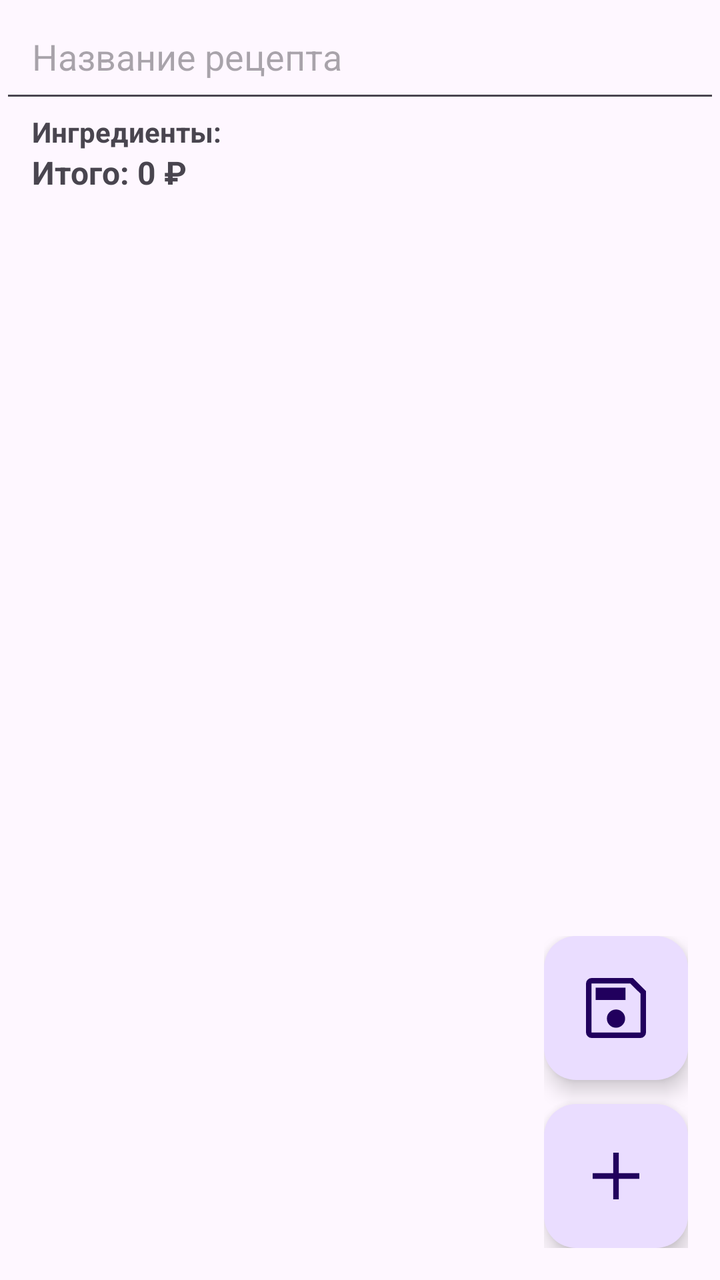
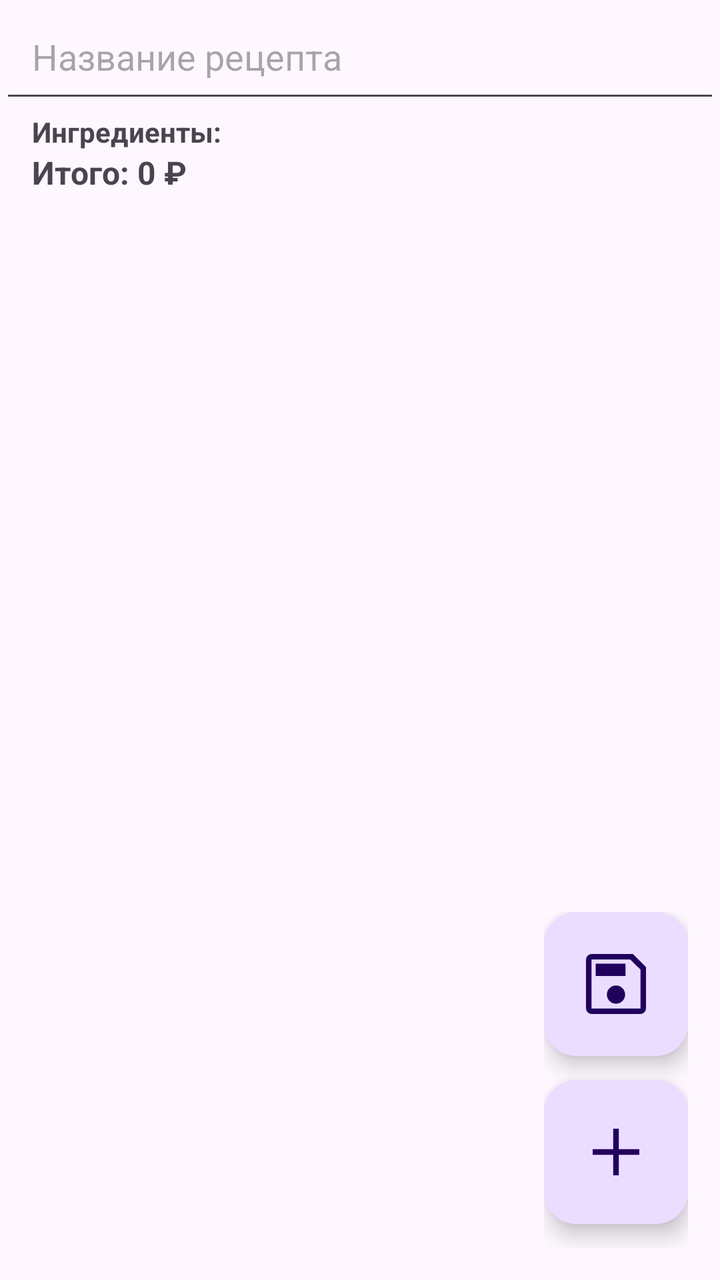

Two renders of the same Android screen: before a commit and after it. Below are the layout's source before the change and the commit's diff.
<!-- AndroidManifest.xml: application theme Theme.CondiCalc -->
<!-- res/layout/activity_add_recipe.xml -->
<?xml version="1.0" encoding="utf-8"?>
<FrameLayout xmlns:android="http://schemas.android.com/apk/res/android"
    xmlns:app="http://schemas.android.com/apk/res-auto"
    android:layout_width="match_parent"
    android:layout_height="match_parent"
    android:fitsSystemWindows="true">

    <LinearLayout
        android:layout_width="match_parent"
        android:layout_height="match_parent"
        android:orientation="vertical">

        <EditText
            android:id="@+id/recipeNameInput"
            android:layout_width="match_parent"
            android:layout_height="wrap_content"
            android:padding="16dp"
            android:hint="Название рецепта"
            android:inputType="textCapSentences" />

        <TextView
            android:layout_width="match_parent"
            android:layout_height="wrap_content"
            android:paddingStart="16dp"
            android:paddingEnd="16dp"
            android:text="Ингредиенты:"
            android:textStyle="bold" />

        <TextView
            android:id="@+id/totalText"
            android:layout_width="match_parent"
            android:layout_height="wrap_content"
            android:paddingStart="16dp"
            android:paddingEnd="16dp"
            android:paddingBottom="8dp"
            android:text="Итого: 0 ₽"
            android:textStyle="bold"
            android:textSize="16sp" />

        <androidx.recyclerview.widget.RecyclerView
            android:id="@+id/ingredientEditList"
            android:layout_width="match_parent"
            android:layout_height="0dp"
            android:layout_weight="1"
            android:paddingBottom="196dp"
            android:clipToPadding="false" />
    </LinearLayout>

    <LinearLayout
        android:layout_width="wrap_content"
        android:layout_height="wrap_content"
        android:layout_gravity="bottom|end"
        android:layout_margin="16dp"
        android:orientation="vertical">

        <com.google.android.material.floatingactionbutton.FloatingActionButton
            android:id="@+id/saveRecipeBtn"
            android:layout_width="wrap_content"
            android:layout_height="wrap_content"
            android:layout_marginBottom="12dp"
            android:contentDescription="Сохранить рецепт"
            app:fabCustomSize="72dp"
            app:maxImageSize="40dp"
            app:srcCompat="@drawable/ic_save" />

        <com.google.android.material.floatingactionbutton.FloatingActionButton
            android:id="@+id/addIngredientBtn"
            android:layout_width="wrap_content"
            android:layout_height="wrap_content"
            android:contentDescription="Добавить ингредиент"
            app:fabCustomSize="72dp"
            app:maxImageSize="40dp"
            app:srcCompat="@drawable/ic_add" />
    </LinearLayout>
</FrameLayout>
<!-- resources referenced by this layout -->
<resources>
  <!-- drawable ic_add (drawable) -->
  <vector xmlns:android="http://schemas.android.com/apk/res/android"
      android:width="40dp"
      android:height="40dp"
      android:viewportWidth="40"
      android:viewportHeight="40">
      <path
          android:fillColor="#FF000000"
          android:pathData="M18.61 21.39H8.33V18.61H18.61V8.33h2.78V18.61H31.67v2.78H21.39V31.67H18.61V21.39Z"/>
  </vector>
  <!-- drawable ic_save (drawable) -->
  <vector xmlns:android="http://schemas.android.com/apk/res/android"
      android:width="40dp"
      android:height="40dp"
      android:viewportWidth="40"
      android:viewportHeight="40">
      <path
          android:fillColor="#FF000000"
          android:pathData="M35 11.58V32.22q0 1.12-0.83 1.95T32.22 35H7.78q-1.12 0-1.95-0.83T5 32.22V7.78Q5 6.65 5.83 5.83T7.78 5H28.42L35 11.58Zm-2.78 1.22L27.19 7.78H7.78V32.22H32.22V12.81Zm-9 15.73q1.33-1.33 1.33-3.22t-1.33-3.23-3.22-1.33-3.23 1.33T15.44 25.3t1.33 3.23 3.22 1.33 3.23-1.33ZM9.81 16H24.75V9.81H9.81V16ZM7.78 12.81V32.22 7.78v5.03Z"/>
  </vector>
  <style name="Theme.CondiCalc" parent="Theme.Material3.DayNight.NoActionBar" />
</resources>

<!-- the commit's change to res/layout/activity_add_recipe.xml (unified diff, before → after) -->
@@ -67,6 +67,7 @@
             android:id="@+id/addIngredientBtn"
             android:layout_width="wrap_content"
             android:layout_height="wrap_content"
+            android:layout_marginBottom="12dp"
             android:contentDescription="Добавить ингредиент"
             app:fabCustomSize="72dp"
             app:maxImageSize="40dp"
